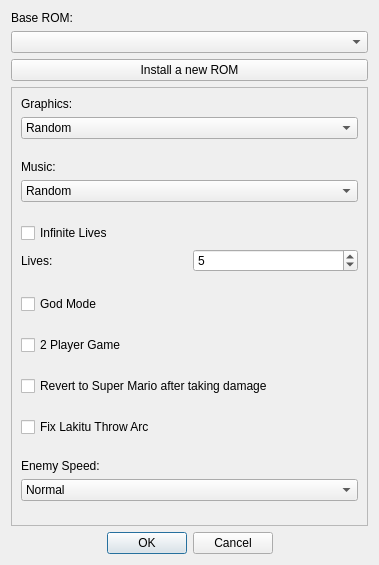
Above: SMB1/SMB1_Compliance_To_SMB1/Configure_Base_Form.ui from Coolcord/Level-Headed before the change. Below: the same form after it.
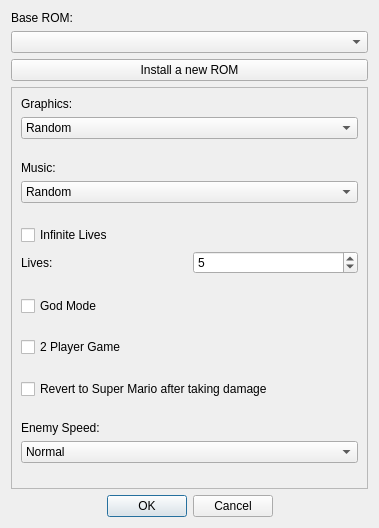
That is the form after the change.

Commit message: Hid the Lakitu Throw Arc option for now

```diff
--- a/SMB1/SMB1_Compliance_To_SMB1/Configure_Base_Form.ui
+++ b/SMB1/SMB1_Compliance_To_SMB1/Configure_Base_Form.ui
@@ -7,7 +7,7 @@
     <x>0</x>
     <y>0</y>
     <width>379</width>
-    <height>565</height>
+    <height>528</height>
    </rect>
   </property>
   <property name="windowTitle">
@@ -46,7 +46,7 @@
         <x>0</x>
         <y>0</y>
         <width>355</width>
-        <height>421</height>
+        <height>384</height>
        </rect>
       </property>
       <layout class="QVBoxLayout" name="verticalLayout">
@@ -263,35 +263,6 @@
          </property>
         </spacer>
        </item>
-       <item>
-        <widget class="QCheckBox" name="cbLakituThrowArc">
-         <property name="text">
-          <string>Fix Lakitu Throw Arc</string>
-         </property>
-         <property name="checkable">
-          <bool>true</bool>
-         </property>
-         <property name="checked">
-          <bool>false</bool>
-         </property>
-         <property name="tristate">
-          <bool>true</bool>
-         </property>
-        </widget>
-       </item>
-       <item>
-        <spacer name="verticalSpacer_4">
-         <property name="orientation">
-          <enum>Qt::Vertical</enum>
-         </property>
-         <property name="sizeHint" stdset="0">
-          <size>
-           <width>20</width>
-           <height>40</height>
-          </size>
-         </property>
-        </spacer>
-       </item>
        <item>
         <layout class="QVBoxLayout" name="layoutEnemySpeed">
          <item>
```
The commit also changes 2 other files.
